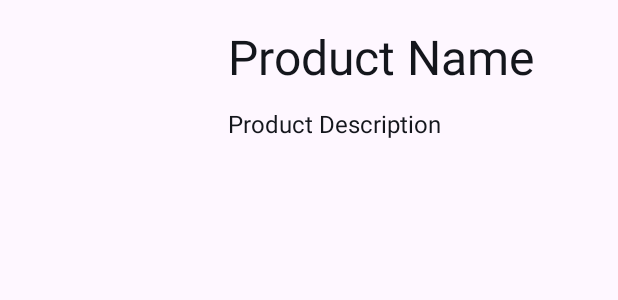
After one commit to Kharka25/multi_apps, an Android app: the layout grocery_item.xml on its own in the app's theme, with its tools: preview values and no code run, on a phone screen of 412 x 824 dp. The commit adds this screen. Shown: the top 300 px of the screen. Run offline under Robolectric (Android 15) with nearby library versions, the phone set to English and light mode, and no system bars.

Commit message:
add resource files and scaffold layout

```diff
--- /dev/null
+++ b/app/src/main/res/layout/grocery_item.xml
@@ -0,0 +1,41 @@
+<?xml version="1.0" encoding="utf-8"?>
+<androidx.constraintlayout.widget.ConstraintLayout xmlns:android="http://schemas.android.com/apk/res/android"
+    xmlns:app="http://schemas.android.com/apk/res-auto"
+    xmlns:tools="http://schemas.android.com/tools"
+    android:layout_width="match_parent"
+    android:layout_height="match_parent">
+
+    <ImageView
+        android:id="@+id/productImage"
+        android:layout_width="120dp"
+        android:layout_height="120dp"
+        android:layout_marginStart="16dp"
+        android:layout_marginTop="16dp"
+        android:contentDescription="@string/grocery_product_name"
+        app:layout_constraintStart_toStartOf="parent"
+        app:layout_constraintTop_toTopOf="parent" />
+
+    <TextView
+        android:id="@+id/productName"
+        android:layout_width="wrap_content"
+        android:layout_height="wrap_content"
+        android:layout_marginStart="16dp"
+        android:layout_marginTop="16dp"
+        android:text="@string/product_name"
+        android:textColor="@color/PRIMARY_BLACK"
+        android:textSize="32sp"
+        app:layout_constraintStart_toEndOf="@+id/productImage"
+        app:layout_constraintTop_toTopOf="parent" />
+
+    <TextView
+        android:id="@+id/productInfo"
+        android:layout_width="wrap_content"
+        android:layout_height="wrap_content"
+        android:layout_marginTop="12dp"
+        android:text="@string/product_description"
+        android:textColor="@color/PRIMARY_BLACK"
+        android:textSize="16sp"
+        app:layout_constraintStart_toStartOf="@+id/productName"
+        app:layout_constraintTop_toBottomOf="@+id/productName" />
+
+</androidx.constraintlayout.widget.ConstraintLayout>
--- a/app/src/main/res/values/strings.xml
+++ b/app/src/main/res/values/strings.xml
@@ -10,4 +10,7 @@
     <string name="moon_count">0 Moon</string>
     <string name="grocery_app_header">Welcome to Grocery Store</string>
     <string name="grocerys_button_text">Grocerys</string>
+    <string name="grocery_product_name">Product Name</string>
+    <string name="product_name">Product Name</string>
+    <string name="product_description">Product Description</string>
 </resources>
```
Also changed, not shown: app/src/main/java/com/example/multiapps/grocery/GroceryItem.java (added, +37 -0 lines), app/src/main/res/drawable/beverage.png (added), app/src/main/res/drawable/bread.png (added), app/src/main/res/drawable/fruit.png (added), app/src/main/res/drawable/header.png (added), app/src/main/res/drawable/milk.png (added), app/src/main/res/drawable/popcorn.png (added), app/src/main/res/drawable/vegitables.png (added).
